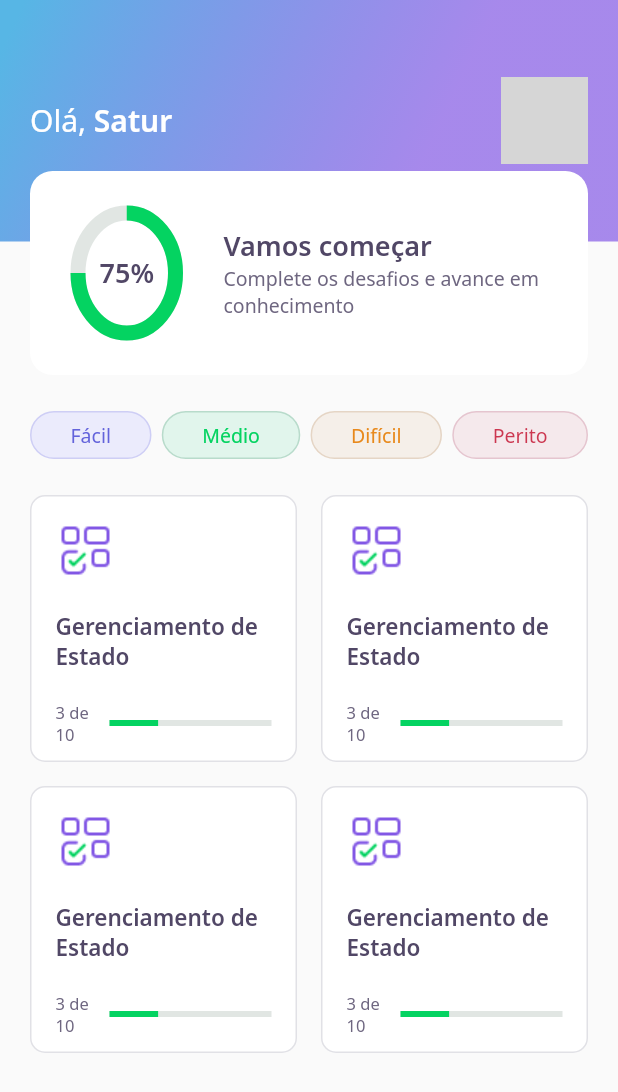
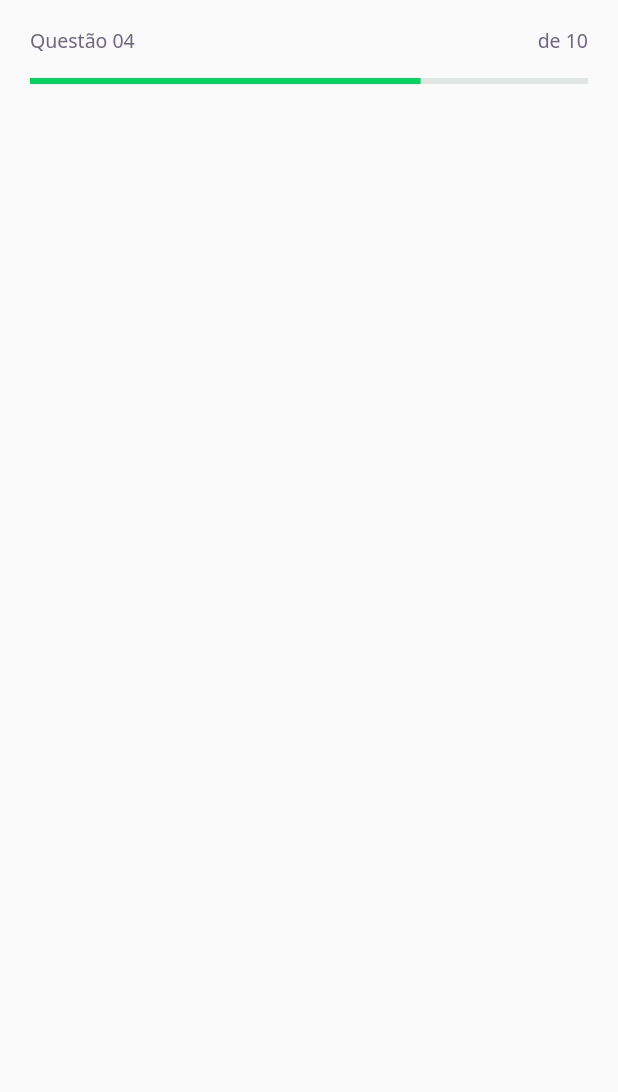
Before and after one commit to tiagosatur/devquizflutter, a Flutter app: the screen it shows after launch, on a phone screen of 412 x 824 dp. Shown: the top 1092 px of the screen. Run offline on Flutter 3.47's test engine with Material 2 defaults, Android fonts, the phone set to English and light mode, and no system bars; our stand-ins replace google_fonts; grey boxes are pictures that could not be loaded.

Commit message:
Create challenge page, progress indicator and question indicator widgets

```diff
--- /dev/null
+++ b/lib/challenge/challenge_page.dart
@@ -0,0 +1,22 @@
+import 'package:devquizflutter/challenge/widgets/question_indicator_widget/question_indicator_widget.dart';
+import 'package:flutter/material.dart';
+
+class ChallengePage extends StatefulWidget {
+  @override
+  _ChallengePageState createState() => _ChallengePageState();
+}
+
+class _ChallengePageState extends State<ChallengePage> {
+  @override
+  Widget build(BuildContext context) {
+    return Scaffold(
+      appBar: PreferredSize(
+        preferredSize: Size.fromHeight(60),
+        child: SafeArea(
+          top: true,
+          child: QuestionIndicatorWidget(),
+        ),
+      ),
+    );
+  }
+}
--- /dev/null
+++ b/lib/challenge/widgets/question_indicator_widget/question_indicator_widget.dart
@@ -0,0 +1,33 @@
+import 'package:devquizflutter/core/app_text_styles.dart';
+import 'package:devquizflutter/shared/widgets/progress_indicator/progress_indicator_widget.dart';
+import 'package:flutter/material.dart';
+import 'package:flutter/widgets.dart';
+
+class QuestionIndicatorWidget extends StatelessWidget {
+  @override
+  Widget build(BuildContext context) {
+    return Container(
+      padding: const EdgeInsets.symmetric(horizontal: 20),
+      child: Column(
+        children: [
+          SizedBox(height: 18),
+          Row(
+            mainAxisAlignment: MainAxisAlignment.spaceBetween,
+            children: [
+              Text(
+                'Questão 04',
+                style: AppTextStyles.body,
+              ),
+              Text(
+                'de 10',
+                style: AppTextStyles.body,
+              ),
+            ],
+          ),
+          SizedBox(height: 16),
+          ProgressIndicatorWidget(value: 0.7),
+        ],
+      )
+    );
+  }
+}
--- a/lib/core/app_widget.dart
+++ b/lib/core/app_widget.dart
@@ -1,4 +1,4 @@
-import 'package:devquizflutter/home/home_page.dart';
+import 'package:devquizflutter/challenge/challenge_page.dart';
 import 'package:flutter/material.dart';
 
 class AppWidget extends StatelessWidget {
@@ -6,7 +6,7 @@ class AppWidget extends StatelessWidget {
   Widget build(BuildContext context) {
     return MaterialApp(
       title: "devquizflutter",
-      home: HomePage(),
+      home: ChallengePage(),
     );
   }
 }
--- a/lib/home/widgets/quiz_card/quiz_card_widget.dart
+++ b/lib/home/widgets/quiz_card/quiz_card_widget.dart
@@ -1,6 +1,7 @@
 import 'package:devquizflutter/core/app_colors.dart';
 import 'package:devquizflutter/core/app_images.dart';
 import 'package:devquizflutter/core/app_text_styles.dart';
+import 'package:devquizflutter/shared/widgets/progress_indicator/progress_indicator_widget.dart';
 import 'package:flutter/material.dart';
 
 class QuizCardWidget extends StatelessWidget {
@@ -34,11 +35,7 @@ class QuizCardWidget extends StatelessWidget {
               ),
               Expanded(
                 flex: 3,
-                child: LinearProgressIndicator(
-                  value: 0.3,
-                  backgroundColor: AppColors.chartSecondary,
-                  valueColor:  AlwaysStoppedAnimation<Color>(AppColors.chartPrimary),
-                ),
+                child: ProgressIndicatorWidget(value: 0.3),
               )
             ],
           )
--- /dev/null
+++ b/lib/shared/widgets/progress_indicator/progress_indicator_widget.dart
@@ -0,0 +1,17 @@
+import 'package:devquizflutter/core/core.dart';
+import 'package:flutter/material.dart';
+
+class ProgressIndicatorWidget extends StatelessWidget {
+  final double value;
+  const ProgressIndicatorWidget({Key? key, required this.value})
+      : super(key: key);
+
+  @override
+  Widget build(BuildContext context) {
+    return LinearProgressIndicator(
+      value: value,
+      backgroundColor: AppColors.chartSecondary,
+      valueColor: AlwaysStoppedAnimation<Color>(AppColors.chartPrimary),
+    );
+  }
+}
```
